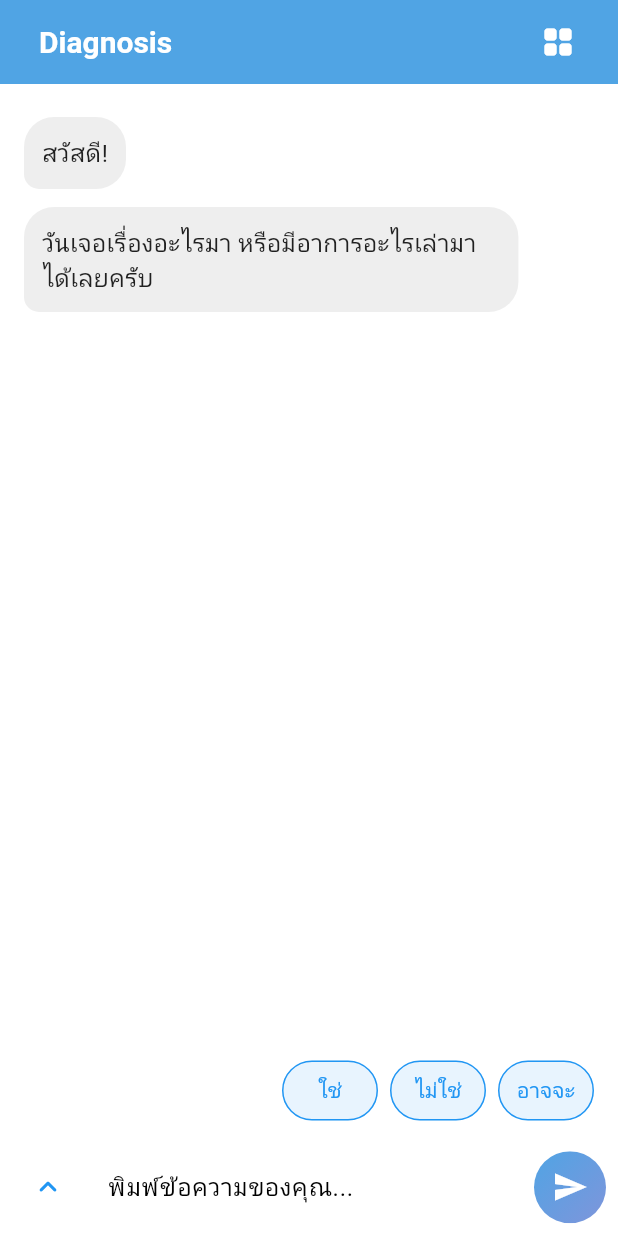
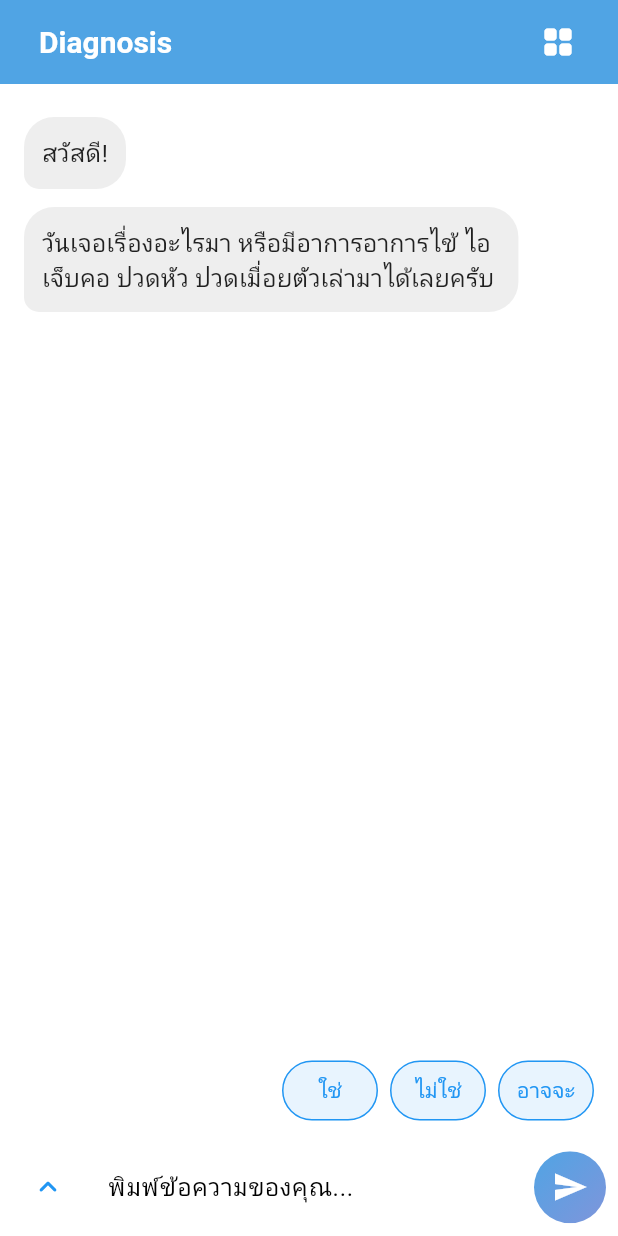
Before and after one commit to kittipongrks/Graduate_Project, a Flutter app: the screen it shows once a user with an empty profile is signed in, on a phone screen of 412 x 824 dp. Run offline on Flutter 3.47's test engine with Material 3 defaults, Android fonts, the phone set to English and light mode, and no system bars; our stand-ins replace cloud_firestore, firebase_auth, firebase_core, flutter_dotenv, geolocator, google_fonts and 2 more; accounts and stored records are empty.

Commit message:
update last

```diff
--- a/lib/controller/callinfermedicaapi.dart
+++ b/lib/controller/callinfermedicaapi.dart
@@ -6,8 +6,6 @@ import 'package:uuid/uuid.dart';
 import 'package:flutter_dotenv/flutter_dotenv.dart';
 import 'package:dahcpplication/controller/gemini_generate.dart';
 import 'package:dahcpplication/auth/database.dart';
-import 'package:firebase_auth/firebase_auth.dart';
-import 'package:hive/hive.dart';
 
 // -----------------------------------------------------------------------------
 // CONFIG
@@ -397,6 +395,7 @@ class InfermedicaChatController extends ChangeNotifier {
     _lastDiagnosis = null;
     addSystemMessage('สวัสดี!');
     addSystemMessage('มีอาการอะไรเล่ามาได้เลยครับ');
+    addSystemMessage('มีอาการไข้ ไอ เจ็บคอ ปวดหัว ปวดเมื่อยตัว ไหมครับ?');
     notifyListeners();
   }
   InfermedicaChatController({
@@ -436,8 +435,6 @@ class InfermedicaChatController extends ChangeNotifier {
 
   final List<ChatMessage> _messages = [];
   List<EvidenceItem> _evidence = [];
-
-  final Map<String, dynamic> _evidence_common_name = {};
 
   bool _isBusy = false;
   DiagnosisResult? _lastDiagnosis;
--- a/lib/main.dart
+++ b/lib/main.dart
@@ -39,17 +39,6 @@ class MyApp extends StatelessWidget {
 
           theme: lightThemeData(context),
           darkTheme: darkThemeData(context),
-          themeMode: () {
-            switch (themeProvider.currentTheme) {
-              case AppTheme.light:
-                return ThemeMode.light;
-              case AppTheme.dark:
-                return ThemeMode.dark;
-              case AppTheme.system:
-              default:
-                return ThemeMode.system;
-            }
-          }(),
 
           home: StreamBuilder(
             stream: FirebaseAuth.instance.authStateChanges(),
--- a/lib/pages/account_page.dart
+++ b/lib/pages/account_page.dart
@@ -1,10 +1,6 @@
 import 'package:flutter/material.dart';
 import 'package:firebase_auth/firebase_auth.dart';
 import 'package:cloud_firestore/cloud_firestore.dart';
-import 'package:dahcpplication/auth/database.dart';
-import 'package:intl/intl.dart';
-import 'package:flutter/gestures.dart';
-import 'package:dahcpplication/controller/controller.dart';
 
 
 void _exitAlertDialog(BuildContext context){
--- a/lib/pages/chat_diagnosis_page.dart
+++ b/lib/pages/chat_diagnosis_page.dart
@@ -1,11 +1,8 @@
-import 'package:dahcpplication/pages/history_page.dart';
-import 'package:dahcpplication/theme/theme_provider.dart';
 import 'package:flutter/material.dart';
 import 'package:dahcpplication/auth/database.dart';
 import 'package:dahcpplication/controller/callinfermedicaapi.dart';
 import 'package:dahcpplication/pages/page.dart';
 import 'package:firebase_auth/firebase_auth.dart';
-import 'package:provider/provider.dart';
 import 'package:geolocator/geolocator.dart';
 import 'package:http/http.dart' as http;
 import 'dart:convert';
@@ -28,7 +25,6 @@ class _ChatDiagnosisState extends State<ChatDiagnosisPage> {
   String lat = '';
   String long = '';
 
-  final bool _showSuggestionButtons = false;
   bool _isDataLoaded = false;
 
 
@@ -63,7 +59,7 @@ class _ChatDiagnosisState extends State<ChatDiagnosisPage> {
       'สวัสดี!'
     );
     _controller!.addSystemMessage(
-      'วันเจอเรื่องอะไรมา หรือมีอาการอะไรเล่ามาได้เลยครับ'
+      'วันเจอเรื่องอะไรมา หรือมีอาการอาการไข้ ไอ เจ็บคอ ปวดหัว ปวดเมื่อยตัวเล่ามาได้เลยครับ'
     );
     setState(() {
       _isDataLoaded = true;
```
